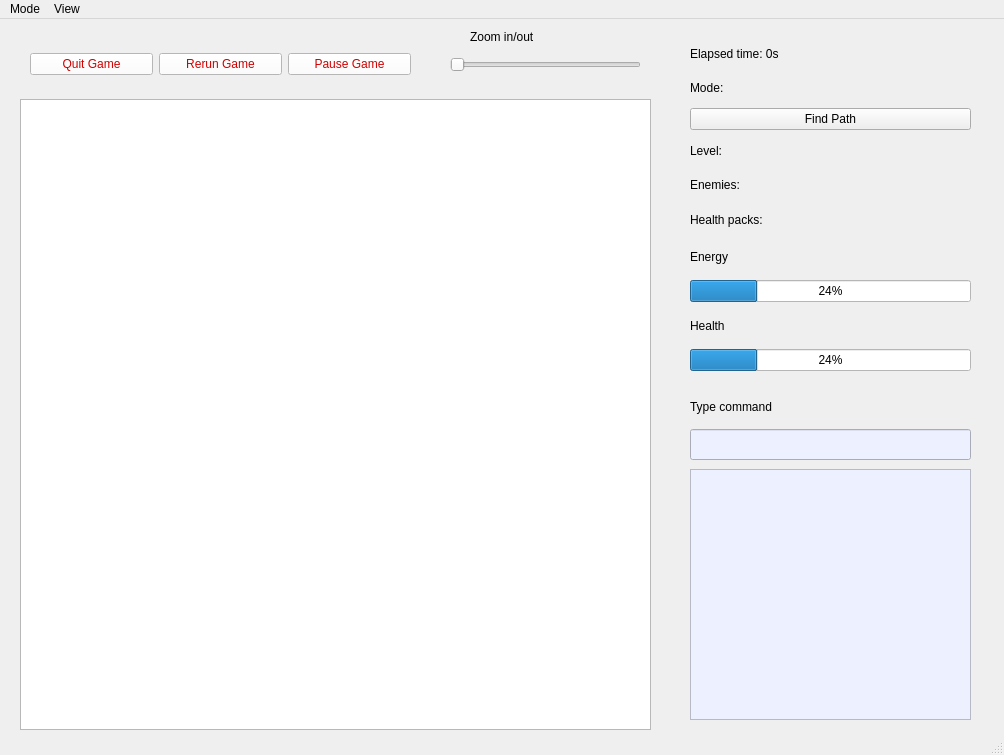
Before: the Qt Designer form gamewindow.ui in nicogutz/APT-Qt-Game, drawn with Qt 5.
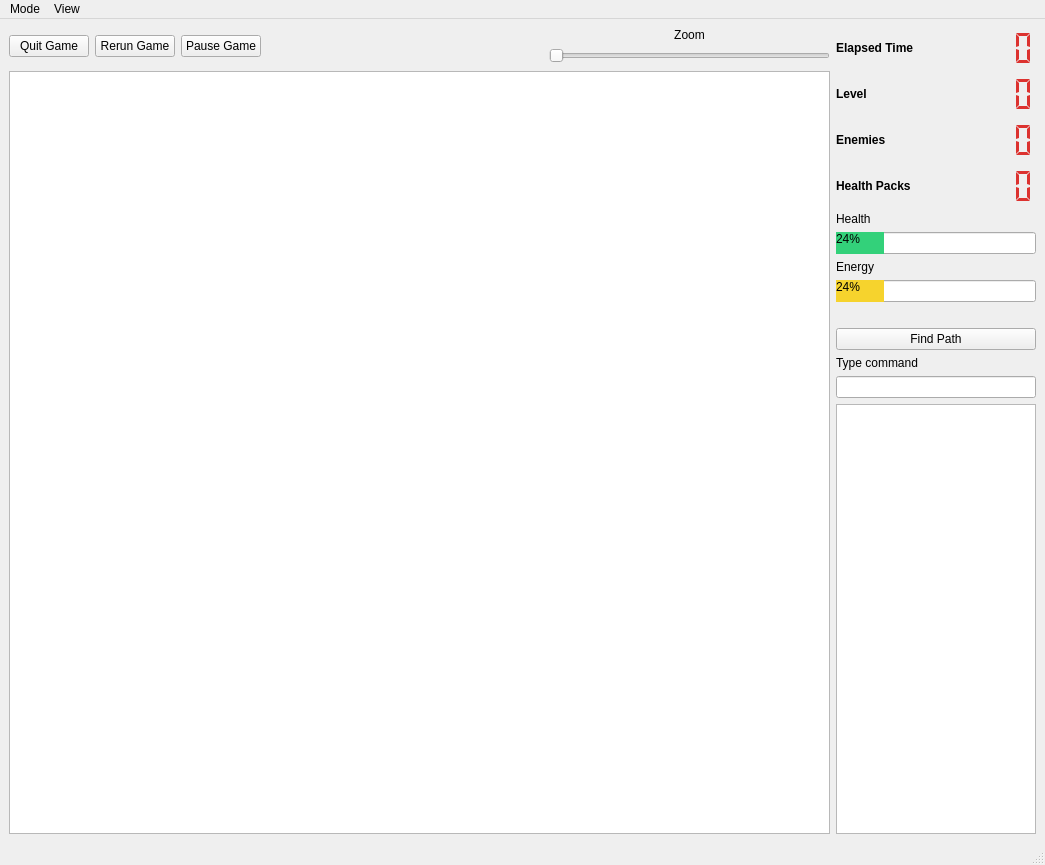
After: the same form once the commit is applied.

Commit message: Added cuter UI because nothing works with the animations lol

The edit to the form file:
```diff
--- a/gamewindow.ui
+++ b/gamewindow.ui
@@ -6,235 +6,292 @@
    <rect>
     <x>0</x>
     <y>0</y>
-    <width>1004</width>
-    <height>755</height>
+    <width>1045</width>
+    <height>865</height>
    </rect>
   </property>
   <property name="windowTitle">
    <string>GameWindow</string>
   </property>
   <widget class="QWidget" name="centralwidget">
-   <widget class="QSlider" name="horizontalSlider">
-    <property name="geometry">
-     <rect>
-      <x>450</x>
-      <y>30</y>
-      <width>191</width>
-      <height>31</height>
-     </rect>
-    </property>
+   <layout class="QVBoxLayout" name="verticalLayout_7">
+    <item>
+     <layout class="QHBoxLayout" name="horizontalLayout_2">
+      <item>
+       <layout class="QVBoxLayout" name="verticalLayout_5">
+        <item>
+         <layout class="QHBoxLayout" name="horizontalLayout">
+          <item>
+           <layout class="QHBoxLayout" name="horizontalLayout_3">
+            <item>
+             <widget class="QPushButton" name="quit_game">
+              <property name="styleSheet">
+               <string notr="true"/>
+              </property>
+              <property name="text">
+               <string>Quit Game</string>
+              </property>
+             </widget>
+            </item>
+            <item>
+             <widget class="QPushButton" name="rerun_game_2">
+              <property name="styleSheet">
+               <string notr="true"/>
+              </property>
+              <property name="text">
+               <string>Rerun Game</string>
+              </property>
+             </widget>
+            </item>
+            <item>
+             <widget class="QPushButton" name="pause">
+              <property name="styleSheet">
+               <string notr="true"/>
+              </property>
+              <property name="text">
+               <string>Pause Game</string>
+              </property>
+             </widget>
+            </item>
+           </layout>
+          </item>
+          <item>
+           <spacer name="horizontalSpacer_4">
     <property name="orientation">
      <enum>Qt::Horizontal</enum>
     </property>
-   </widget>
+            <property name="sizeType">
+             <enum>QSizePolicy::Expanding</enum>
+            </property>
+            <property name="sizeHint" stdset="0">
+             <size>
+              <width>40</width>
+              <height>20</height>
+             </size>
+            </property>
+           </spacer>
+          </item>
+          <item>
+           <layout class="QVBoxLayout" name="verticalLayout_4">
+            <property name="sizeConstraint">
+             <enum>QLayout::SetDefaultConstraint</enum>
+            </property>
+            <item>
    <widget class="QLabel" name="zoom_label">
-    <property name="geometry">
-     <rect>
-      <x>470</x>
-      <y>10</y>
-      <width>111</width>
-      <height>16</height>
-     </rect>
-    </property>
     <property name="styleSheet">
-     <string notr="true">color: rgb(0,0,0);
-font: 700 11pt &quot;Segoe UI&quot;;</string>
+               <string notr="true"/>
     </property>
     <property name="text">
-     <string>Zoom in/out</string>
-    </property>
-   </widget>
-   <widget class="QGraphicsView" name="graphicsView">
-    <property name="geometry">
-     <rect>
-      <x>20</x>
-      <y>80</y>
-      <width>631</width>
-      <height>631</height>
-     </rect>
-    </property>
-   </widget>
-   <widget class="QWidget" name="layoutWidget">
-    <property name="geometry">
-     <rect>
-      <x>690</x>
-      <y>20</y>
-      <width>281</width>
-      <height>195</height>
-     </rect>
-    </property>
-    <layout class="QVBoxLayout" name="verticalLayout">
+               <string>Zoom</string>
+              </property>
+              <property name="alignment">
+               <set>Qt::AlignCenter</set>
+              </property>
+             </widget>
+            </item>
      <item>
-      <widget class="QLabel" name="time_label">
-       <property name="styleSheet">
-        <string notr="true">color: rgb(255, 14, 90);
-font: 700 16pt &quot;Segoe UI&quot;;
-color: rgb(0,0,0)</string>
-       </property>
-       <property name="text">
-        <string>Elapsed time: 0s</string>
-       </property>
+             <widget class="QSlider" name="horizontalSlider">
+              <property name="orientation">
+               <enum>Qt::Horizontal</enum>
+              </property>
       </widget>
      </item>
      <item>
-      <widget class="QLabel" name="mode_label">
-       <property name="styleSheet">
-        <string notr="true">color: rgb(255, 14, 90);
-font: 700 15pt &quot;Segoe UI&quot;;
-color: rgb(0,0,0)</string>
-       </property>
-       <property name="text">
-        <string>Mode:</string>
-       </property>
-      </widget>
-     </item>
+             <spacer name="horizontalSpacer_5">
+              <property name="orientation">
+               <enum>Qt::Horizontal</enum>
+              </property>
+              <property name="sizeType">
+               <enum>QSizePolicy::Minimum</enum>
+              </property>
+              <property name="sizeHint" stdset="0">
+               <size>
+                <width>40</width>
+                <height>1</height>
+               </size>
+              </property>
+             </spacer>
+            </item>
+           </layout>
+          </item>
+         </layout>
+        </item>
      <item>
-      <widget class="QPushButton" name="path_find_trigger">
-       <property name="text">
-        <string>Find Path</string>
-       </property>
-      </widget>
+         <spacer name="horizontalSpacer">
+          <property name="orientation">
+           <enum>Qt::Horizontal</enum>
+          </property>
+          <property name="sizeType">
+           <enum>QSizePolicy::Expanding</enum>
+          </property>
+          <property name="sizeHint" stdset="0">
+           <size>
+            <width>10000</width>
+            <height>1</height>
+           </size>
+          </property>
+         </spacer>
      </item>
      <item>
+         <widget class="QGraphicsView" name="graphicsView"/>
+        </item>
+       </layout>
+      </item>
+      <item>
+       <layout class="QVBoxLayout" name="verticalLayout_6">
+        <property name="sizeConstraint">
+         <enum>QLayout::SetMinimumSize</enum>
+        </property>
+        <item>
+         <layout class="QGridLayout" name="gridLayout_2" columnstretch="0,0">
+          <item row="4" column="0">
       <widget class="QLabel" name="level_label">
        <property name="styleSheet">
-        <string notr="true">color: rgb(255, 14, 90);
-font: 700 16pt &quot;Segoe UI&quot;;
-color: rgb(0,0,0)</string>
+             <string notr="true">QLabel {
+	font-weight: bold;
+}
+</string>
        </property>
        <property name="text">
-        <string>Level:</string>
+             <string>Level</string>
        </property>
       </widget>
      </item>
-     <item>
+          <item row="5" column="0">
       <widget class="QLabel" name="enemies_label">
        <property name="styleSheet">
-        <string notr="true">color: rgb(255, 14, 90);
-font: 700 16pt &quot;Segoe UI&quot;;
-color: rgb(0,0,0)</string>
+             <string notr="true">QLabel {
+	font-weight: bold;
+}
+</string>
        </property>
        <property name="text">
-        <string>Enemies:</string>
+             <string>Enemies</string>
        </property>
       </widget>
      </item>
-     <item>
+          <item row="0" column="0">
+           <widget class="QLabel" name="time_label">
+            <property name="styleSheet">
+             <string notr="true">QLabel {
+	font-weight: bold;
+}
+</string>
+            </property>
+            <property name="text">
+             <string>Elapsed Time</string>
+            </property>
+           </widget>
+          </item>
+          <item row="0" column="1">
+           <widget class="QLCDNumber" name="lcdTime">
+            <property name="minimumSize">
+             <size>
+              <width>0</width>
+              <height>40</height>
+             </size>
+            </property>
+            <property name="styleSheet">
+             <string notr="true">QLCDNumber{
+    color: rgb(220, 50, 47);    
+}
+</string>
+            </property>
+            <property name="frameShape">
+             <enum>QFrame::NoFrame</enum>
+            </property>
+            <property name="segmentStyle">
+             <enum>QLCDNumber::Flat</enum>
+            </property>
+           </widget>
+          </item>
+          <item row="4" column="1">
+           <widget class="QLCDNumber" name="lcdLevel">
+            <property name="minimumSize">
+             <size>
+              <width>0</width>
+              <height>40</height>
+             </size>
+            </property>
+            <property name="styleSheet">
+             <string notr="true">QLCDNumber{
+    color: rgb(220, 50, 47);    
+}
+</string>
+            </property>
+            <property name="frameShape">
+             <enum>QFrame::NoFrame</enum>
+            </property>
+            <property name="segmentStyle">
+             <enum>QLCDNumber::Flat</enum>
+            </property>
+           </widget>
+          </item>
+          <item row="6" column="0">
       <widget class="QLabel" name="health_packs">
        <property name="styleSheet">
-        <string notr="true">color: rgb(255, 14, 90);
-font: 700 16pt &quot;Segoe UI&quot;;
-color: rgb(0,0,0)</string>
+             <string notr="true">QLabel {
+	font-weight: bold;
+}
+</string>
        </property>
        <property name="text">
-        <string>Health packs:</string>
+             <string>Health Packs</string>
+            </property>
+           </widget>
+          </item>
+          <item row="5" column="1">
+           <widget class="QLCDNumber" name="lcdEnemies">
+            <property name="minimumSize">
+             <size>
+              <width>0</width>
+              <height>40</height>
+             </size>
+            </property>
+            <property name="styleSheet">
+             <string notr="true">QLCDNumber{
+    color: rgb(220, 50, 47);    
+}
+</string>
+            </property>
+            <property name="frameShape">
+             <enum>QFrame::NoFrame</enum>
+            </property>
+            <property name="segmentStyle">
+             <enum>QLCDNumber::Flat</enum>
+            </property>
+           </widget>
+          </item>
+          <item row="6" column="1">
+           <widget class="QLCDNumber" name="lcdHealth">
+            <property name="minimumSize">
+             <size>
+              <width>0</width>
+              <height>40</height>
+             </size>
+            </property>
+            <property name="styleSheet">
+             <string notr="true">QLCDNumber{
+    color: rgb(220, 50, 47);    
+}
+</string>
+            </property>
+            <property name="frameShape">
+             <enum>QFrame::NoFrame</enum>
+            </property>
+            <property name="segmentStyle">
+             <enum>QLCDNumber::Flat</enum>
        </property>
       </widget>
      </item>
     </layout>
-   </widget>
-   <widget class="QLineEdit" name="textEdit">
-    <property name="geometry">
-     <rect>
-      <x>690</x>
-      <y>410</y>
-      <width>281</width>
-      <height>31</height>
-     </rect>
-    </property>
-    <property name="styleSheet">
-     <string notr="true">background-color: rgb(237, 240, 255);</string>
-    </property>
-   </widget>
-   <widget class="QPlainTextEdit" name="plainTextEdit">
-    <property name="geometry">
-     <rect>
-      <x>690</x>
-      <y>450</y>
-      <width>281</width>
-      <height>251</height>
-     </rect>
-    </property>
-    <property name="styleSheet">
-     <string notr="true">background-color: rgb(237, 240, 255);</string>
-    </property>
-   </widget>
-   <widget class="QLabel" name="type_command">
-    <property name="geometry">
-     <rect>
-      <x>690</x>
-      <y>380</y>
-      <width>151</width>
-      <height>16</height>
-     </rect>
-    </property>
-    <property name="styleSheet">
-     <string notr="true">color: rgb(0,0,0);
-font: 700 11pt &quot;Segoe UI&quot;;</string>
-    </property>
-    <property name="text">
-     <string>Type command</string>
-    </property>
-   </widget>
-   <widget class="QWidget" name="layoutWidget">
-    <property name="geometry">
-     <rect>
-      <x>690</x>
-      <y>220</y>
-      <width>281</width>
-      <height>132</height>
-     </rect>
-    </property>
+        </item>
+        <item>
     <layout class="QVBoxLayout" name="verticalLayout_2">
-     <item>
-      <widget class="QLabel" name="energy_label">
-       <property name="styleSheet">
-        <string notr="true">color: rgb(255, 14, 90);
-font: 700 16pt &quot;Segoe UI&quot;;
-color: rgb(0,0,0)</string>
-       </property>
-       <property name="text">
-        <string>Energy</string>
-       </property>
-      </widget>
-     </item>
-     <item>
-      <widget class="QProgressBar" name="energy">
-       <property name="whatsThis">
-        <string/>
-       </property>
-       <property name="accessibleName">
-        <string>Energy </string>
-       </property>
-       <property name="accessibleDescription">
-        <string/>
-       </property>
-       <property name="autoFillBackground">
-        <bool>false</bool>
-       </property>
-       <property name="styleSheet">
-        <string notr="true">color: rgb(0, 0, 0);
-font: 12pt &quot;8514oem&quot;;
-background-color: rgb(255, 255, 255);
-</string>
-       </property>
-       <property name="value">
-        <number>24</number>
-       </property>
-       <property name="invertedAppearance">
-        <bool>false</bool>
-       </property>
-       <property name="format">
-        <string>%p%</string>
-       </property>
-      </widget>
-     </item>
      <item>
       <widget class="QLabel" name="health_label">
        <property name="styleSheet">
-        <string notr="true">color: rgb(255, 14, 90);
-font: 700 16pt &quot;Segoe UI&quot;;
-color: rgb(0,0,0)</string>
+             <string notr="true"/>
        </property>
        <property name="text">
         <string>Health</string>
@@ -256,9 +313,9 @@
         <bool>false</bool>
        </property>
        <property name="styleSheet">
-        <string notr="true">color: rgb(0, 0, 0);
-font: 12pt &quot;8514oem&quot;;
-background-color: rgb(255, 255, 255);
+             <string notr="true"> QProgressBar::chunk {
+     background-color: rgb(51, 209, 122);
+ }
 </string>
        </property>
        <property name="value">
@@ -272,63 +329,108 @@
        </property>
       </widget>
      </item>
-    </layout>
-   </widget>
-   <widget class="QWidget" name="layoutWidget">
-    <property name="geometry">
-     <rect>
-      <x>30</x>
-      <y>20</y>
-      <width>381</width>
-      <height>51</height>
-     </rect>
-    </property>
-    <layout class="QGridLayout" name="gridLayout">
-     <item row="0" column="0">
-      <widget class="QPushButton" name="quit_game">
+          <item>
+           <widget class="QLabel" name="energy_label">
+            <property name="styleSheet">
+             <string notr="true"/>
+            </property>
+            <property name="text">
+             <string>Energy</string>
+            </property>
+           </widget>
+          </item>
+          <item>
+           <widget class="QProgressBar" name="energy">
+            <property name="whatsThis">
+             <string/>
+            </property>
+            <property name="accessibleName">
+             <string>Energy </string>
+            </property>
+            <property name="accessibleDescription">
+             <string/>
+            </property>
+            <property name="autoFillBackground">
+             <bool>false</bool>
+            </property>
        <property name="styleSheet">
-        <string notr="true">color: rgb(208, 0, 0);
-font: 700 9pt &quot;Segoe UI&quot;;
-background-color: rgb(255, 255, 255);</string>
-       </property>
+             <string notr="true"> QProgressBar::chunk {
+     background-color: rgb(246, 211, 45);
+ }
+</string>
+            </property>
+            <property name="value">
+             <number>24</number>
+            </property>
+            <property name="invertedAppearance">
+             <bool>false</bool>
+            </property>
+            <property name="format">
+             <string>%p%</string>
+            </property>
+           </widget>
+          </item>
+          <item>
+           <spacer name="horizontalSpacer_2">
+            <property name="orientation">
+             <enum>Qt::Horizontal</enum>
+            </property>
+            <property name="sizeType">
+             <enum>QSizePolicy::Minimum</enum>
+            </property>
+            <property name="sizeHint" stdset="0">
+             <size>
+              <width>200</width>
+              <height>20</height>
+             </size>
+            </property>
+           </spacer>
+          </item>
+         </layout>
+        </item>
+        <item>
+         <widget class="QPushButton" name="path_find_trigger">
        <property name="text">
-        <string>Quit Game</string>
+           <string>Find Path</string>
        </property>
       </widget>
      </item>
-     <item row="0" column="1">
-      <widget class="QPushButton" name="rerun_game_2">
+        <item>
+         <widget class="QLabel" name="type_command">
        <property name="styleSheet">
-        <string notr="true">color: rgb(208, 0, 0);
-font: 700 9pt &quot;Segoe UI&quot;;
-background-color: rgb(255, 255, 255);</string>
+           <string notr="true"/>
        </property>
        <property name="text">
-        <string>Rerun Game</string>
+           <string>Type command</string>
        </property>
       </widget>
      </item>
-     <item row="0" column="2">
-      <widget class="QPushButton" name="pause">
+        <item>
+         <widget class="QLineEdit" name="textEdit">
        <property name="styleSheet">
-        <string notr="true">color: rgb(208, 0, 0);
-font: 700 9pt &quot;Segoe UI&quot;;
-background-color: rgb(255, 255, 255);</string>
-       </property>
-       <property name="text">
-        <string>Pause Game</string>
+           <string notr="true"/>
+          </property>
+         </widget>
+        </item>
+        <item>
+         <widget class="QPlainTextEdit" name="plainTextEdit">
+          <property name="styleSheet">
+           <string notr="true"/>
        </property>
       </widget>
      </item>
     </layout>
-   </widget>
+      </item>
+     </layout>
+    </item>
+   </layout>
   </widget>
   <widget class="QMenuBar" name="menubar">
    <property name="geometry">
     <rect>
      <x>0</x>
      <y>0</y>
-     <width>1004</width>
+     <width>1045</width>
      <height>22</height>
     </rect>
    </property>
```
Lines whose indentation alone changed are shown as unchanged. The commit also changes 3 other files.
